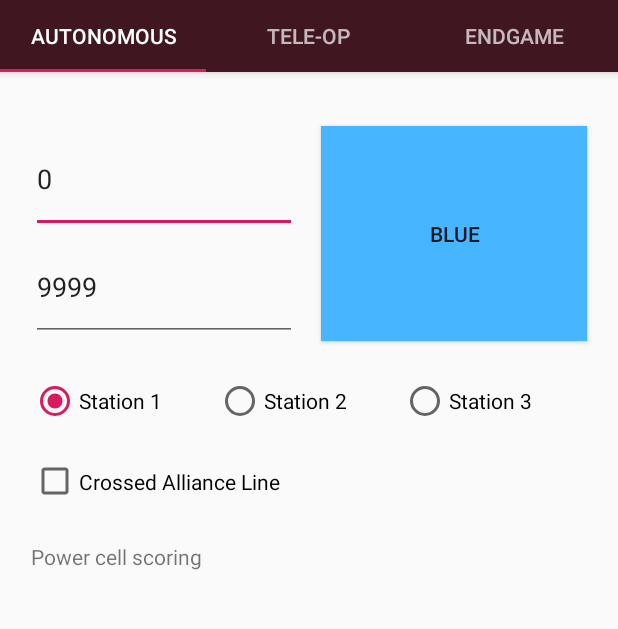
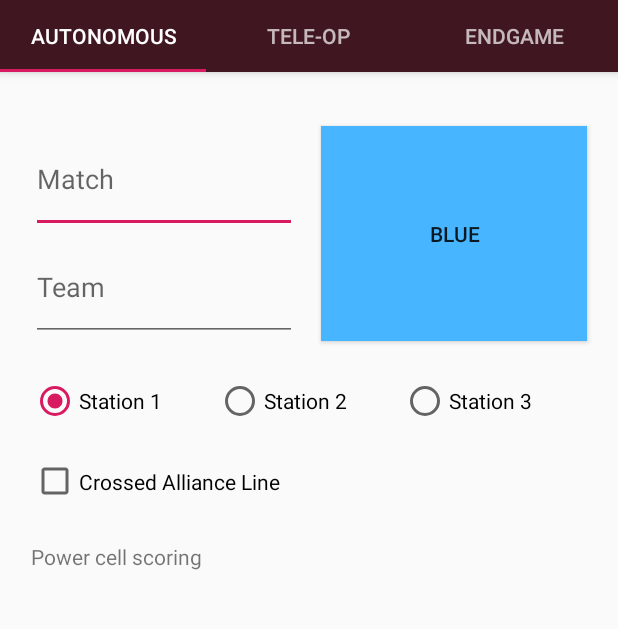
Before and after one commit to AnikethDandu/THawkScouting, an Android app: the screen it shows after launch (MainActivity), on a phone screen of 412 x 824 dp, the part 89-718 px from its top. Run offline under Robolectric (Android 15) with nearby library versions, the phone set to English and light mode, and no system bars.

Commit message:
Removed auto-filled Team and match text

```diff
--- a/app/src/main/java/com/frc/thawkscouting2020/AutoFragment.java
+++ b/app/src/main/java/com/frc/thawkscouting2020/AutoFragment.java
@@ -47,9 +47,6 @@ public class AutoFragment extends Fragment {
         final View VIEW = inflater.inflate(R.layout.autofragment_layout, container, false);
         MATCH_EDIT_TEXT = VIEW.findViewById(R.id.matchTextbox);
         TEAM_EDIT_TEXT = VIEW.findViewById(R.id.teamTextbox);
-
-        MATCH_EDIT_TEXT.setText("0");
-        TEAM_EDIT_TEXT.setText("9999");
         return VIEW;
     }
 
--- a/app/src/main/java/com/frc/thawkscouting2020/QRActivity.java
+++ b/app/src/main/java/com/frc/thawkscouting2020/QRActivity.java
@@ -107,9 +107,9 @@ public class QRActivity extends AppCompatActivity {
                 dataViewModel.Team.getValue(),
                 dataViewModel.Match.getValue(),
                 dataViewModel.Color.getValue(),
+                String.valueOf(dataViewModel.Station.getValue()),
                 convertArray(dataViewModel.AutoHits.getValue()),
                 convertArray(dataViewModel.AutoMiss.getValue()),
-                String.valueOf(dataViewModel.Station.getValue()),
                 String.valueOf(dataViewModel.PlayingDefense.getValue()),
                 String.valueOf(dataViewModel.DefenseOn.getValue()),
                 String.valueOf(dataViewModel.Penalties.getValue()),
```
